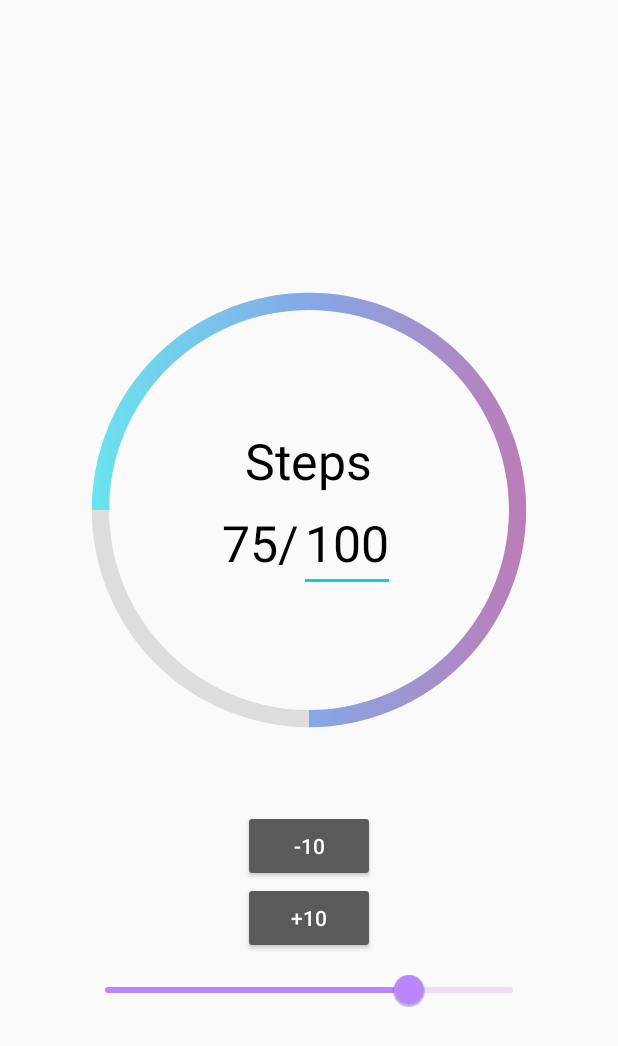
After one commit to SugamB/NextFit-May-2021-, an Android app: the StepsUI screen opened directly, with no data from a screen before it, on a phone screen of 412 x 824 dp. The commit adds this screen. Shown: the top 1046 px of the screen. Run offline under Robolectric (Android 15) with nearby library versions, the phone set to English and light mode, and no system bars.

Commit message:
made steps ui, shows default steps and goal steps next -> get current steps from api, store goal steps

```diff
--- /dev/null
+++ b/app/src/main/java/com/palhackmagic/nextfit/ui/StepsUI.java
@@ -0,0 +1,121 @@
+package com.palhackmagic.nextfit.ui;
+
+import android.os.Bundle;
+import android.text.Editable;
+import android.text.TextWatcher;
+import android.util.Log;
+import android.view.View;
+import android.widget.Button;
+import android.widget.EditText;
+import android.widget.ProgressBar;
+import android.widget.TextView;
+
+import androidx.annotation.NonNull;
+import androidx.appcompat.app.AppCompatActivity;
+
+import com.google.android.material.slider.Slider;
+import com.palhackmagic.nextfit.R;
+
+public class StepsUI extends AppCompatActivity {
+
+    public int goal_steps = 100;
+    public int current_steps = 75;
+
+    public int getGoal_steps() {
+        return goal_steps;
+    }
+
+    public void setGoal_steps(int goal_steps) {
+        this.goal_steps = goal_steps;
+    }
+
+    @Override
+    protected void onCreate(Bundle savedInstanceState) {
+        super.onCreate(savedInstanceState);
+        setContentView(R.layout.activity_steps_u_i);
+
+        final Button btn_inc = (Button) findViewById(R.id.btn_inc);
+        final Button btn_dec = (Button) findViewById(R.id.btn_dec);
+        final ProgressBar progressBar = (ProgressBar) findViewById(R.id.progressbar);
+        final Slider slider = (Slider) findViewById(R.id.slider);
+        final TextView tvSteps = (TextView) findViewById(R.id.TVSteps);
+        final EditText etSteps = (EditText) findViewById(R.id.ETSteps);
+
+        progressBar.setMax(goal_steps);
+        progressBar.setProgress(current_steps);
+        slider.setValue(current_steps);
+        slider.setValueFrom(0);
+        slider.setValueTo(goal_steps);
+        String temp = current_steps + "/";
+        tvSteps.setText(temp);
+        etSteps.setText(Integer.toString(goal_steps));
+
+        slider.addOnChangeListener(new Slider.OnChangeListener() {
+            @Override
+            public void onValueChange(@NonNull Slider slider, float value, boolean fromUser) {
+                progressBar.setProgress((int) value);
+                current_steps = progressBar.getProgress();
+                updateText(tvSteps, current_steps, goal_steps);
+            }
+        });
+
+        btn_inc.setOnClickListener(new View.OnClickListener() {
+            @Override
+            public void onClick(View v) {
+                int prog = progressBar.getProgress();
+                if(prog < goal_steps) {
+                    progressBar.setProgress(prog + 10);
+                    current_steps = progressBar.getProgress();
+                    slider.setValue(current_steps);
+                    updateText(tvSteps, current_steps, goal_steps);
+                }
+            }
+        });
+
+        btn_dec.setOnClickListener(new View.OnClickListener() {
+            @Override
+            public void onClick(View v) {
+                int prog = progressBar.getProgress();
+                if(prog > 0) {
+                    progressBar.setProgress(prog - 10);
+                    current_steps = progressBar.getProgress();
+                    slider.setValue(current_steps);
+                    updateText(tvSteps, current_steps, goal_steps);
+                }
+            }
+        });
+
+        etSteps.addTextChangedListener(new TextWatcher() {
+            @Override
+            public void beforeTextChanged(CharSequence s, int start, int count, int after) {
+
+            }
+
+            @Override
+            public void onTextChanged(CharSequence s, int start, int before, int count) {
+                try {
+                    String temp = s.toString();
+                    goal_steps = Integer.parseInt(temp);
+                    progressBar.setMax(goal_steps);
+                    progressBar.setProgress(current_steps);
+//                    slider.setValueTo(goal_steps);
+//                    slider.setValue(current_steps);
+                }
+                catch (Exception e) {
+                    etSteps.setText(Integer.toString(goal_steps));
+                }
+            }
+
+            @Override
+            public void afterTextChanged(Editable s) {
+
+            }
+        });
+
+    }
+
+    public void updateText(TextView textView, int current_steps, int goal_steps) {
+        String temp = current_steps + "/";
+        textView.setText(temp);
+    }
+}
--- /dev/null
+++ b/app/src/main/res/drawable/circle.xml
@@ -0,0 +1,16 @@
+<?xml version="1.0" encoding="utf-8"?>
+<shape
+    xmlns:android="http://schemas.android.com/apk/res/android"
+    android:shape="ring"
+    android:innerRadiusRatio="3"
+    android:thicknessRatio="35"
+    android:useLevel="true">
+
+    <gradient
+        android:startColor="#D16BA5"
+        android:centerColor="#86A8E7"
+        android:endColor="#5FFBF1"
+        android:angle="0"
+        android:type="linear"/>
+
+</shape>
--- /dev/null
+++ b/app/src/main/res/drawable/circular_progress.xml
@@ -0,0 +1,19 @@
+<?xml version="1.0" encoding="utf-8"?>
+<layer-list xmlns:android="http://schemas.android.com/apk/res/android">
+    <item>
+        <shape
+            android:shape="ring"
+            android:innerRadiusRatio="3"
+            android:thicknessRatio="35"
+            android:useLevel="false">
+            <solid android:color="#DDD" />
+        </shape>
+    </item>
+    <item>
+        <rotate
+            android:fromDegrees="180"
+            android:toDegrees="180"
+            android:drawable="@drawable/circle">
+        </rotate>
+    </item>
+</layer-list>
--- /dev/null
+++ b/app/src/main/res/layout/activity_steps_u_i.xml
@@ -0,0 +1,93 @@
+<?xml version="1.0" encoding="utf-8"?>
+<LinearLayout xmlns:android="http://schemas.android.com/apk/res/android"
+    xmlns:tools="http://schemas.android.com/tools"
+    android:layout_width="match_parent"
+    android:layout_height="match_parent"
+    xmlns:app="http://schemas.android.com/apk/res-auto"
+    android:layout_gravity="center_horizontal"
+    android:gravity="center"
+    android:orientation="vertical"
+    tools:context=".ui.StepsUI"
+    android:theme="@style/Theme.MaterialComponents">
+
+    <RelativeLayout
+        android:layout_width="wrap_content"
+        android:layout_height="wrap_content">
+
+        <ProgressBar
+            android:id="@+id/progressbar"
+            android:layout_width="400dp"
+            android:layout_height="400dp"
+            android:indeterminate="false"
+            android:indeterminateOnly="false"
+            android:progressDrawable="@drawable/circular_progress" />
+
+        <LinearLayout
+            android:layout_width="400dp"
+            android:layout_height="400dp"
+            android:orientation="vertical"
+            android:gravity="center"
+            android:layout_centerInParent="true">
+
+            <TextView
+                android:layout_width="wrap_content"
+                android:layout_height="wrap_content"
+                android:text="Steps"
+                android:textAlignment="center"
+                android:textColor="#000"
+                android:textSize="15pt" />
+            <LinearLayout
+                android:layout_width="wrap_content"
+                android:layout_height="wrap_content"
+                android:orientation="horizontal"
+                android:layout_gravity="center"
+                android:gravity="center">
+                <TextView
+                    android:id="@+id/TVSteps"
+                    android:layout_width="wrap_content"
+                    android:layout_height="wrap_content"
+                    android:text="0/"
+                    android:textColor="#000"
+                    android:textSize="15pt"
+                    android:textAlignment="center"/>
+                <EditText
+                    android:id="@+id/ETSteps"
+                    android:layout_width="wrap_content"
+                    android:layout_height="wrap_content"
+                    android:text="0"
+                    android:textColor="#000"
+                    android:textSize="15pt"
+                    android:textAlignment="center"
+                    android:inputType="number"/>
+
+            </LinearLayout>
+
+
+
+        </LinearLayout>
+
+
+
+
+    </RelativeLayout>
+
+    <Button
+        android:id="@+id/btn_dec"
+        android:layout_width="wrap_content"
+        android:layout_height="wrap_content"
+        android:text="-10" />
+
+    <Button
+        android:id="@+id/btn_inc"
+        android:layout_width="wrap_content"
+        android:layout_height="wrap_content"
+        android:text="+10" />
+
+    <com.google.android.material.slider.Slider
+        android:id="@+id/slider"
+        android:layout_width="300dp"
+        android:layout_height="wrap_content"
+        android:valueFrom="0"
+        android:valueTo="100"/>
+
+</LinearLayout>
--- a/app/src/main/res/values/strings.xml
+++ b/app/src/main/res/values/strings.xml
@@ -31,4 +31,5 @@
     -->
     <string name="hello_world">Hello Square World!</string>
     <string name="title_activity_landing">Landing</string>
+    <string name="title_activity_steps_u_i">StepsUI</string>
 </resources>
```
Also changed, not shown: app/src/main/AndroidManifest.xml (+15 -2 lines), app/src/main/java/com/palhackmagic/nextfit/data/Testapi.java (+18 -0 lines), app/src/main/res/layout/activity_testapi.xml (+21 -23 lines).
